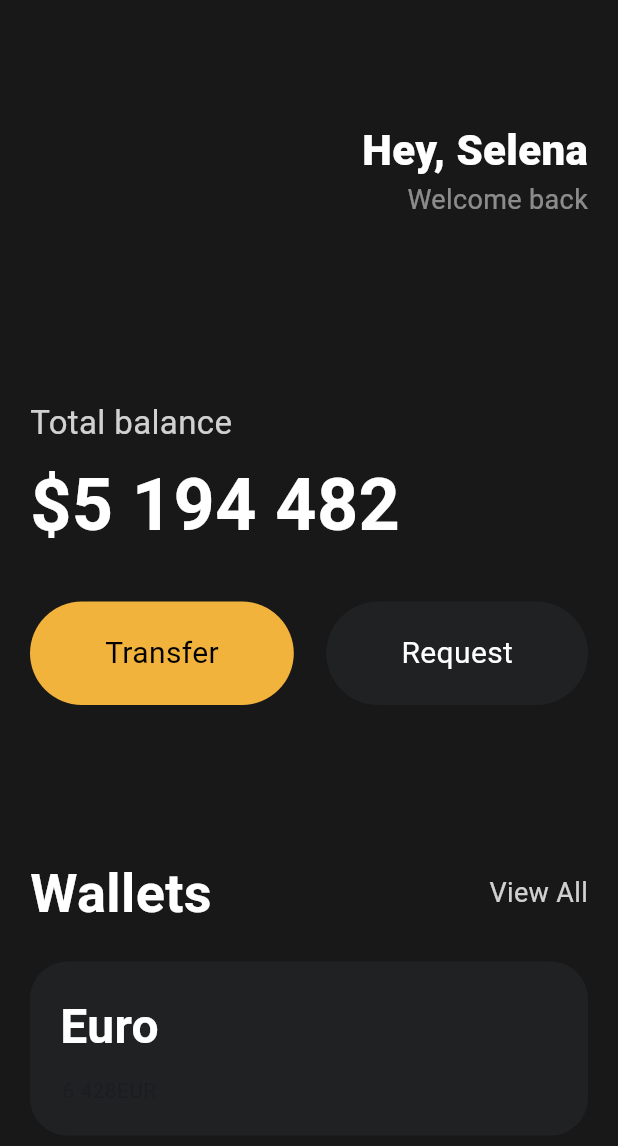
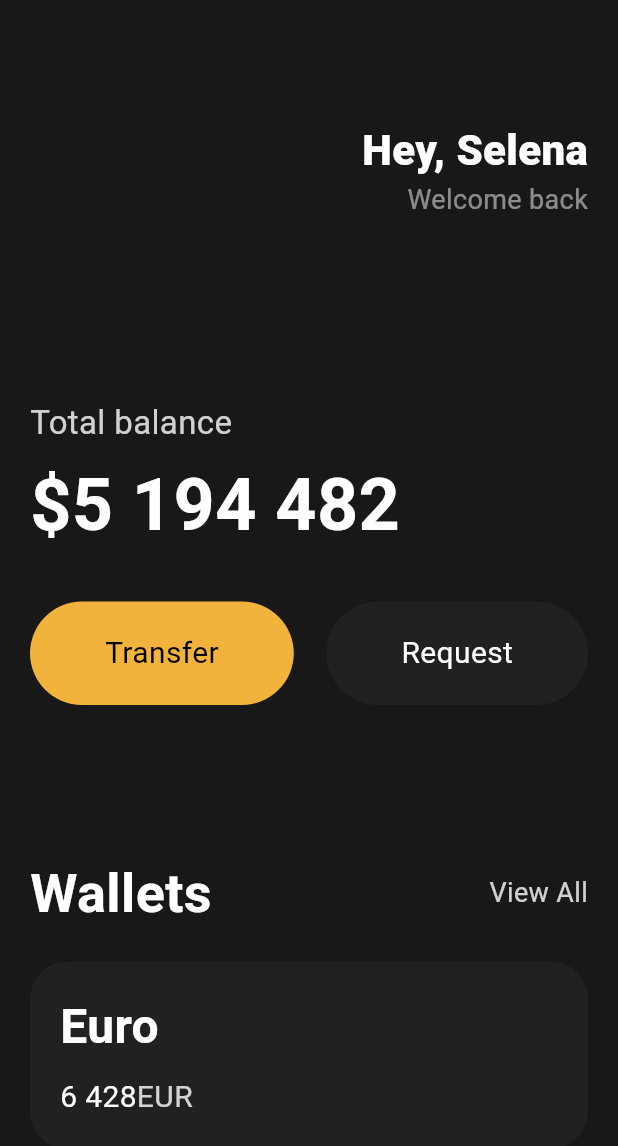
Before and after one commit to Genie1486/nomadecoder_flutter, a Flutter app: the screen it shows after launch, on a phone screen of 412 x 824 dp. Shown: the top 1146 px of the screen. Run offline on Flutter 3.47's test engine with Material 3 defaults, Android fonts, the phone set to English and light mode, and no system bars.

Commit message:
3-23 Card의 '6 428', 'Euro' 부분 코드 작성

```diff
--- a/2_Hello_Flutter/toonflix/lib/main.dart
+++ b/2_Hello_Flutter/toonflix/lib/main.dart
@@ -168,13 +168,14 @@ class App extends StatelessWidget {
                     color: const Color(0xFF1F2123),
                     borderRadius: BorderRadius.circular(25),
                   ),
-                  child: const Padding(
-                    padding: EdgeInsets.all(20),
+                  child: Padding(
+                    padding: const EdgeInsets.all(20),
                     child: Row(
                       children: [
                         Column(
+                          crossAxisAlignment: CrossAxisAlignment.start,
                           children: [
-                            Text(
+                            const Text(
                               'Euro',
                               style: TextStyle(
                                 color: Colors.white,
@@ -182,13 +183,25 @@ class App extends StatelessWidget {
                                 fontWeight: FontWeight.w600,
                               ),
                             ),
-                            SizedBox(
+                            const SizedBox(
                               height: 10,
                             ),
                             Row(
                               children: [
-                                Text('6 428'),
-                                Text('EUR'),
+                                const Text(
+                                  '6 428',
+                                  style: TextStyle(
+                                    color: Colors.white,
+                                    fontSize: 20,
+                                  ),
+                                ),
+                                Text(
+                                  'EUR',
+                                  style: TextStyle(
+                                    color: Colors.white.withOpacity(0.8),
+                                    fontSize: 20,
+                                  ),
+                                ),
                               ],
                             ),
                           ],
```
